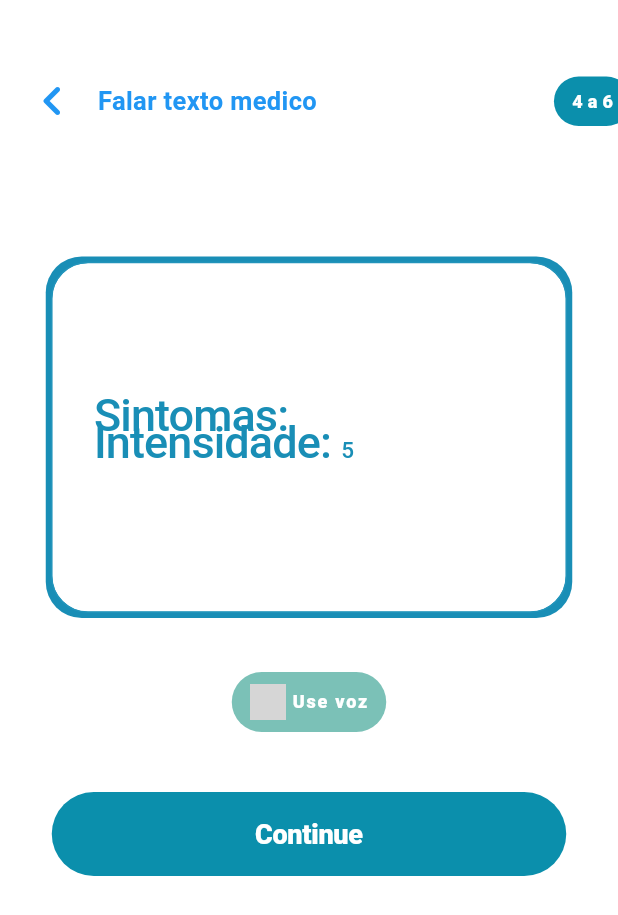
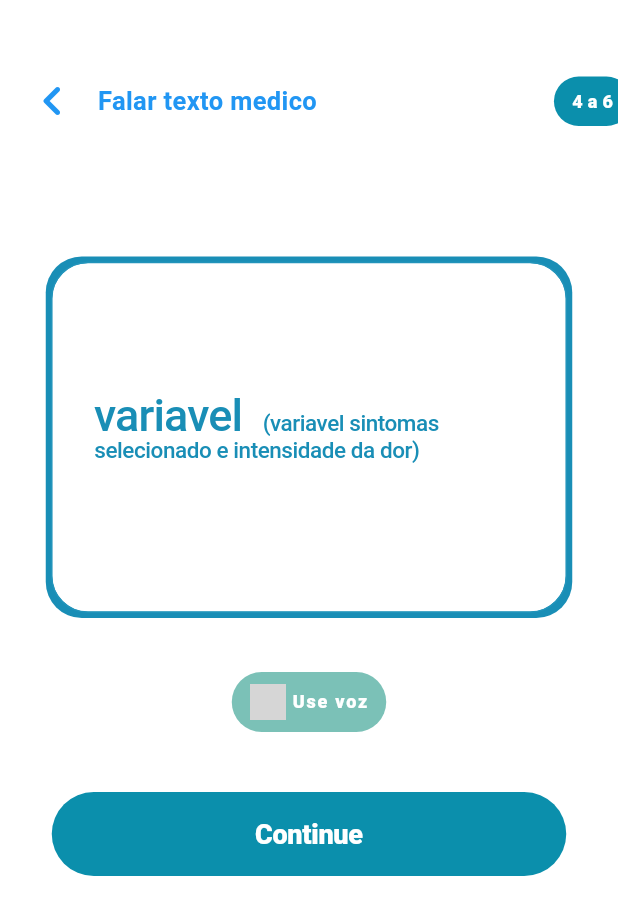
Before and after one commit to StellaKarolinaNunes/Projeto_Integrador_Handhelp_versao_1.0, a Flutter app: the screen it shows after launch, on a phone screen of 412 x 824 dp. Shown: the top 915 px of the screen. Run offline on Flutter 3.47's test engine with Material 3 defaults, Android fonts, the phone set to English and light mode, and no system bars; our stand-ins replace flutter_tts, video_player; network calls fail; Roboto replaces fonts that are missing (Urbanist); grey boxes are pictures that could not be loaded.

```diff
--- a/lib/GeraTexto.dart
+++ b/lib/GeraTexto.dart
@@ -1,7 +1,6 @@
 import 'package:flutter/material.dart';
 import 'package:projeto_integrador/intensidade_dor.dart';
 import 'Triagem_real.dart';
-import 'values.dart';
 
 void main() {
   runApp(const GeraText());
@@ -140,7 +139,7 @@ class G_Text extends StatelessWidget {
                   )
                 ],
               ),
-              child: Stack(
+              child: const Stack(
                 children: [
                   Positioned(
                     left: 28,
@@ -150,8 +149,8 @@ class G_Text extends StatelessWidget {
                       child: Text.rich(
                         TextSpan(
                           children: [
-                            const TextSpan(
-                              text: 'Sintomas: ',
+                            TextSpan(
+                              text: 'variavel  ',
                               style: TextStyle(
                                 color: Color(0xFF198EB6),
                                 fontSize: 30,
@@ -162,11 +161,9 @@ class G_Text extends StatelessWidget {
                               ),
                             ),
                             TextSpan(
-                              text: sintomasSeleccionados
-                                  .toString()
-                                  .replaceAll('[', '')
-                                  .replaceAll(']', ''),
-                              style: const TextStyle(
+                              text:
+                                  '(variavel sintomas selecionado e intensidade da dor)',
+                              style: TextStyle(
                                 color: Color(0xFF198EB6),
                                 fontSize: 15,
                                 fontFamily: 'Urbanist',
@@ -175,8 +172,8 @@ class G_Text extends StatelessWidget {
                                 letterSpacing: -0.30,
                               ),
                             ),
-                            const TextSpan(
-                              text: 'Intensidade: ',
+                            TextSpan(
+                              text: ' ',
                               style: TextStyle(
                                 color: Color(0xFF198EB6),
                                 fontSize: 30,
@@ -184,17 +181,6 @@ class G_Text extends StatelessWidget {
                                 fontWeight: FontWeight.w500,
                                 height: 0.04,
                                 letterSpacing: -0.60,
-                              ),
-                            ),
-                            TextSpan(
-                              text: intensidadeSelecionada.round().toString(),
-                              style: const TextStyle(
-                                color: Color(0xFF198EB6),
-                                fontSize: 15,
-                                fontFamily: 'Urbanist',
-                                fontWeight: FontWeight.w500,
-                                height: 1.0,
-                                letterSpacing: -0.30,
                               ),
                             ),
                           ],
@@ -264,12 +250,11 @@ class G_Text extends StatelessWidget {
                       const SizedBox(height: 40),
                       GestureDetector(
                         onTap: () {
-                          Navigator.push(
-                            context,
-                            MaterialPageRoute(
-                                builder: (context) => const Triagem_real()),
-                          );
-                        },
+                  Navigator.push(
+                    context,
+                    MaterialPageRoute(builder: (context) => const Triagem_real()),
+                  );
+                },
                         child: Container(
                           width: 343,
                           height: 56,
--- a/lib/PaginaSintomas.dart
+++ b/lib/PaginaSintomas.dart
@@ -1,6 +1,5 @@
 // ignore_for_file: file_names
 import 'package:flutter/material.dart';
-import 'package:projeto_integrador/values.dart';
 import 'EscolhaAtendi.dart';
 import 'intensidade_dor.dart';
 
@@ -359,9 +358,7 @@ class Sintomas extends StatelessWidget {
   void _navigateToSintomas(BuildContext context, tipoSaude) {
     Navigator.push(
       context,
-      MaterialPageRoute(
-          builder: (context) =>
-              const IntensityPage(escolhasAnteriores: <String>[])),
+      MaterialPageRoute(builder: (context) => const IntensityPage(escolhasAnteriores: <String>[])),
     );
   }
 
@@ -381,8 +378,7 @@ class Sintomas extends StatelessWidget {
                     .map(
                       (sintoma) => ElevatedButton(
                         onPressed: () {
-                          if (!sintomasSeleccionados.contains(sintoma))
-                            sintomasSeleccionados.add(sintoma);
+                          sintomasSelecionadosTemp.add(sintoma);
                           print(sintoma);
                         },
                         style: ElevatedButton.styleFrom(
--- a/lib/intensidade_dor.dart
+++ b/lib/intensidade_dor.dart
@@ -1,5 +1,4 @@
 import 'package:flutter/material.dart';
-import 'package:projeto_integrador/values.dart';
 import 'GeraTexto.dart';
 import 'PaginaSintomas.dart';
 
@@ -10,6 +9,7 @@ import 'PaginaSintomas.dart';
 // }
 
 class IntensityPage extends StatefulWidget {
+
   final List<String> escolhasAnteriores;
   // final Key? key;
 
@@ -22,6 +22,7 @@ class IntensityPage extends StatefulWidget {
 }
 
 class _IntensityPageState extends State<IntensityPage> {
+
   double intensidade = 5.0;
 
   // Função para obter a cor com base na intensidade
@@ -339,7 +340,7 @@ class _IntensityPageState extends State<IntensityPage> {
                     ],
                   ),
                   Column(
-                    mainAxisAlignment: MainAxisAlignment.spaceAround,
+                     mainAxisAlignment: MainAxisAlignment.spaceAround,
                     children: [
                       // const SizedBox(height: 220),
                       SliderTheme(
@@ -357,16 +358,16 @@ class _IntensityPageState extends State<IntensityPage> {
                             width: 192.0,
                             height: 350.0,
                             child: Slider(
-                              value: intensidadeSelecionada,
+                              value: intensidade,
                               onChanged: (value) {
                                 setState(() {
-                                  intensidadeSelecionada = value;
+                                  intensidade = value;
                                 });
                               },
                               min: 1,
                               max: 10,
                               divisions: 4,
-                              label: intensidadeSelecionada.round().toString(),
+                              label: intensidade.round().toString(),
                               activeColor: getColor(intensidade),
                               inactiveColor:
                                   Colors.grey, // Cor da parte inativa do Slider
--- a/lib/values.dart
+++ /dev/null
@@ -1,3 +0,0 @@
-List<String> sintomasSeleccionados = [];
-
-double intensidadeSelecionada = 5.0;
```
Also changed, not shown: pubspec.lock.
